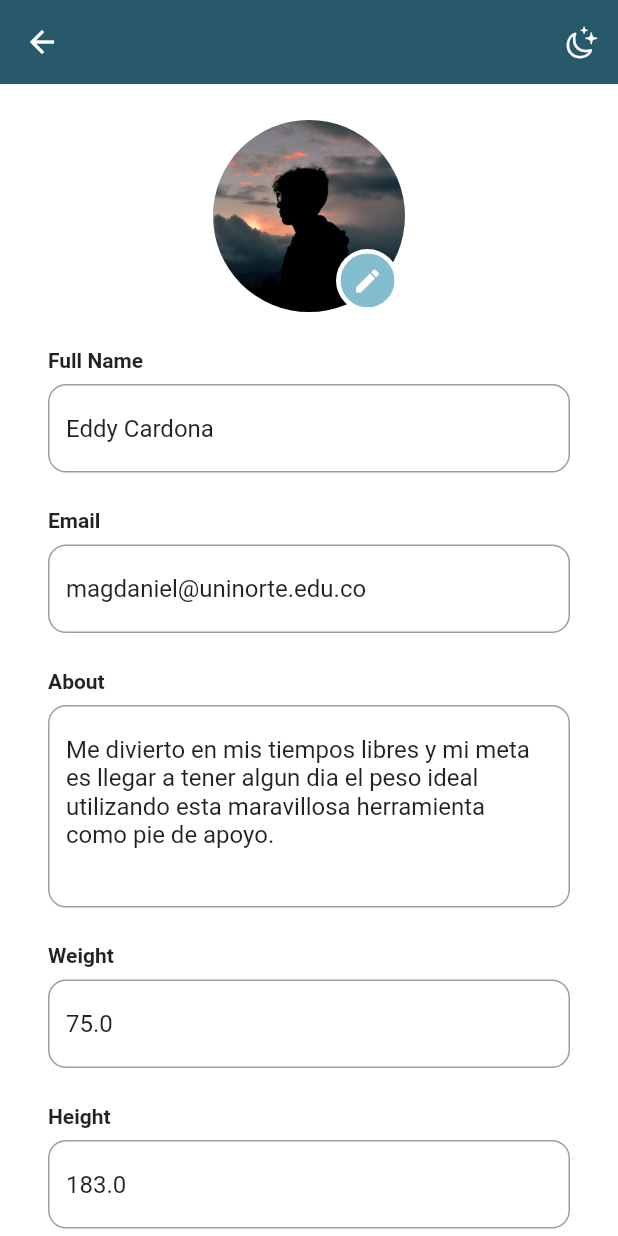
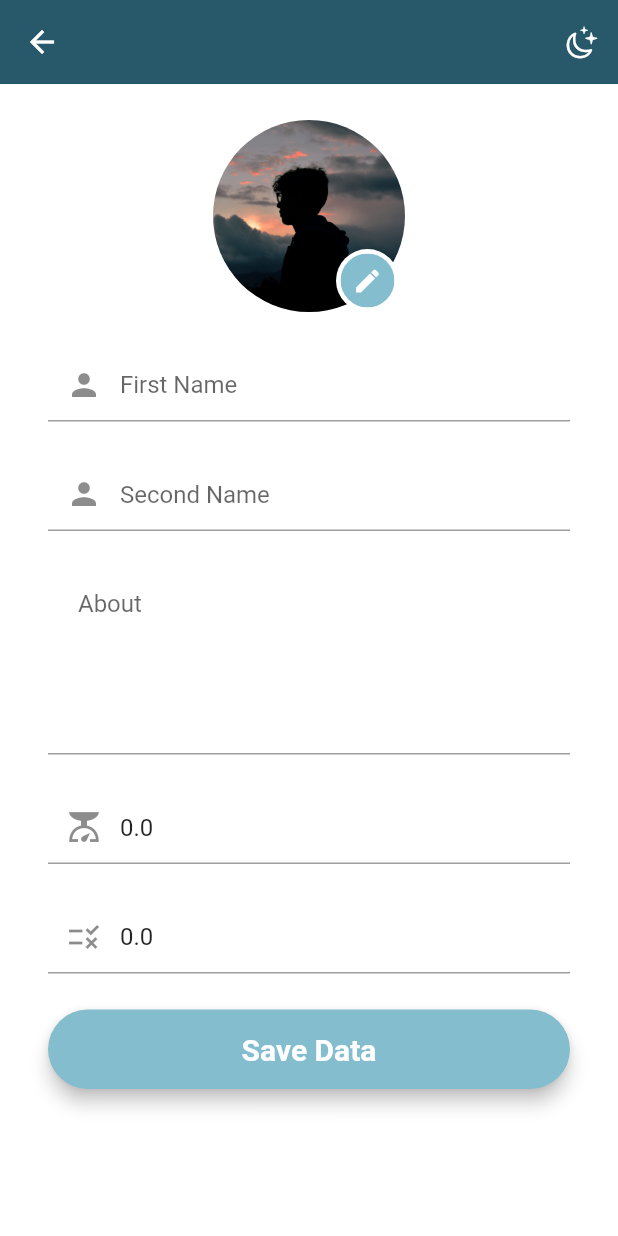
Before and after one commit to magdaniele/DIABETES_ASSISTANT, a Flutter app: the EditUserProfile screen opened directly, on a phone screen of 412 x 824 dp. Run offline on Flutter 3.47's test engine with Material 2 defaults, Android fonts, the phone set to English and light mode, and no system bars; our stand-ins replace animated_theme_switcher, charts_flutter, cloud_firestore, dotted_border, faker, firebase_auth and 7 more; accounts and stored records are empty.

Commit message:
Feat: :sparkles: Get user data from Firebase Firestore

```diff
--- a/lib/pages/signUp.dart
+++ b/lib/pages/signUp.dart
@@ -183,8 +183,7 @@ class _RegistrationState extends State<Registration> {
         }
       },
     );
-    final genderField = Column(
-      children: [
+    final genderField = Column(children: [
       ListTile(
         title: Text("Male"),
         leading: Radio(
--- a/lib/privatePages/calculator.dart
+++ b/lib/privatePages/calculator.dart
@@ -3,7 +3,7 @@ import 'package:animated_theme_switcher/animated_theme_switcher.dart';
 import 'package:diabetes_assistant/utils/foodData.dart';
 //import 'package:diabetes_assistant/model/user.dart';
 //import 'package:diabetes_assistant/themes.dart';
-import 'package:diabetes_assistant/utils/userPreferences.dart';
+//import 'package:diabetes_assistant/utils/userPreferences.dart';
 import 'package:diabetes_assistant/widget/navigationDrawer.dart';
 import 'package:flutter/cupertino.dart';
 import 'package:flutter/material.dart';
@@ -19,7 +19,6 @@ class Calculator extends StatefulWidget {
 
 class _CalculatorState extends State {
   final rand = Random();
-  final user = userPreferences.myUser;
   final icon = CupertinoIcons.moon_stars;
   final caloriesMax = 2800;
   final carbohydratesMax = 350;
--- a/lib/privatePages/editUserProfile.dart
+++ b/lib/privatePages/editUserProfile.dart
@@ -3,9 +3,9 @@ import 'package:animated_theme_switcher/animated_theme_switcher.dart';
 import 'package:diabetes_assistant/utils/userPreferences.dart';
 import 'package:diabetes_assistant/widget/buildAppBar.dart';
 import 'package:diabetes_assistant/widget/profileWidget.dart';
-import 'package:diabetes_assistant/widget/textFieldWidget.dart';
 import 'package:flutter/material.dart';
 import 'package:image_picker/image_picker.dart';
+import 'package:provider/provider.dart';
 
 import '../model/user.dart';
 
@@ -15,13 +15,132 @@ class EditUserProfile extends StatefulWidget {
 }
 
 class _EditUserProfileState extends State<EditUserProfile> {
-  UserModel user = userPreferences.myUser;
   late PickedFile _imageFile;
   final ImagePicker _picker = ImagePicker();
+  late TextEditingController firstNameController;
+  late TextEditingController secondNameController;
+  late TextEditingController aboutController;
+  late TextEditingController weightController;
+  late TextEditingController heightController;
   bool _load = false;
 
   @override
   Widget build(BuildContext context) {
+    UserModel user = Provider.of<UserPreferences>(context, listen: false).user!;
+    firstNameController = TextEditingController(text: user.firstName);
+    secondNameController = TextEditingController(text: user.secondName);
+    aboutController = TextEditingController(text: user.about);
+    weightController = TextEditingController(text: user.weight.toString());
+    heightController = TextEditingController(text: user.height.toString());
+
+    final firstNameField = TextFormField(
+      autofocus: false,
+      controller: firstNameController,
+      keyboardType: TextInputType.name,
+      validator: (value) {
+        if (value!.isEmpty) {
+          return ("First name cannot be empty");
+        }
+        if (!RegExp(r'^.{3,}').hasMatch(value)) {
+          return ("Please enter a valid Name(Min. 3 Character");
+        }
+        return null;
+      },
+      onSaved: (value) {
+        firstNameController.text = value!;
+      },
+      textInputAction: TextInputAction.next,
+      decoration: InputDecoration(
+        prefixIcon: Icon(Icons.person),
+        contentPadding: EdgeInsets.fromLTRB(20, 15, 20, 15),
+        hintText: 'First Name',
+      ),
+    );
+
+    final secondNameField = TextFormField(
+      autofocus: false,
+      controller: secondNameController,
+      keyboardType: TextInputType.name,
+      validator: (value) {
+        if (value!.isEmpty) {
+          return ("Second name cannot be empty");
+        }
+        return null;
+      },
+      onSaved: (value) {
+        secondNameController.text = value!;
+      },
+      textInputAction: TextInputAction.next,
+      decoration: InputDecoration(
+        prefixIcon: Icon(Icons.person),
+        contentPadding: EdgeInsets.fromLTRB(20, 15, 20, 15),
+        hintText: 'Second Name',
+      ),
+    );
+
+    final heightField = TextFormField(
+      autofocus: false,
+      controller: heightController,
+      keyboardType: TextInputType.number,
+      validator: (value) {
+        if (value!.isEmpty) {
+          return ("Please Enter Your Height");
+        }
+        if (!RegExp("^[0-9]+(.[0-9]+)?").hasMatch(value)) {
+          return ("Please Enter a valid height");
+        }
+        return null;
+      },
+      onSaved: (value) {
+        heightController.text = value!;
+      },
+      textInputAction: TextInputAction.next,
+      decoration: InputDecoration(
+        prefixIcon: Icon(Icons.rule),
+        contentPadding: EdgeInsets.fromLTRB(20, 15, 20, 15),
+        hintText: 'Height',
+      ),
+    );
+
+    final weightField = TextFormField(
+      autofocus: false,
+      controller: weightController,
+      keyboardType: TextInputType.number,
+      validator: (value) {
+        if (value!.isEmpty) {
+          return ("Please Enter Your Weight");
+        }
+        if (!RegExp("^[0-9]+(.[0-9]+)?").hasMatch(value)) {
+          return ("Please Enter a valid weight");
+        }
+        return null;
+      },
+      onSaved: (value) {
+        weightController.text = value!;
+      },
+      textInputAction: TextInputAction.next,
+      decoration: InputDecoration(
+        prefixIcon: Icon(Icons.scale),
+        contentPadding: EdgeInsets.fromLTRB(20, 15, 20, 15),
+        hintText: 'Weight',
+      ),
+    );
+
+    final aboutField = TextFormField(
+      autofocus: false,
+      controller: aboutController,
+      keyboardType: TextInputType.text,
+      onSaved: (value) {
+        aboutController.text = value!;
+      },
+      textInputAction: TextInputAction.next,
+      maxLines: 5,
+      decoration: InputDecoration(
+        contentPadding: EdgeInsets.fromLTRB(20, 15, 20, 15),
+        hintText: 'About',
+      ),
+    );
+
     final updateUser = Material(
       elevation: 5,
       borderRadius: BorderRadius.circular(30),
@@ -29,7 +148,16 @@ class _EditUserProfileState extends State<EditUserProfile> {
       child: MaterialButton(
         padding: EdgeInsets.fromLTRB(50, 15, 50, 15),
         minWidth: MediaQuery.of(context).size.width,
-        onPressed: () {},
+        onPressed: () {
+          Provider.of<UserPreferences>(context, listen: false).updateUser({
+            "firstName": firstNameController.text,
+            "secondName": secondNameController.text,
+            "about": aboutController.text,
+            "weight": double.parse(weightController.text),
+            "height": double.parse(heightController.text),
+          });
+          Navigator.of(context).pop();
+        },
         child: Text(
           'Save Data',
           textAlign: TextAlign.center,
@@ -46,61 +174,30 @@ class _EditUserProfileState extends State<EditUserProfile> {
             padding: EdgeInsets.symmetric(horizontal: 32),
             physics: BouncingScrollPhysics(),
             children: [
-              const SizedBox(
-                        height: 24,
-                      ),
-              imageProfile(),
-              const SizedBox(
-                height: 24,
-              ),
-              TextFieldWidget(
-                label: 'Full Name',
-                text: user.firstName!+' '+user.secondName!,
-                onChanged: (name) {},
-              ),
-              const SizedBox(
-                height: 24,
-              ),
-              TextFieldWidget(
-                label: 'Email',
-                text: user.email!,
-                onChanged: (email) {},
-              ),
-              const SizedBox(
-                height: 24,
-              ),
-              TextFieldWidget(
-                label: 'About',
-                text: user.about!,
-                maxLines: 5,
-                onChanged: (about) {},
-              ),
-              const SizedBox(
-                height: 24,
-              ),
-              TextFieldWidget(
-                label: 'Weight',
-                text: user.weight.toString(),
-                onChanged: (weight) {},
-              ),
-              const SizedBox(
-                height: 24,
-              ),
-              TextFieldWidget(
-                label: 'Height',
-                text: user.height.toString(),
-                onChanged: (height) {},
-              ),
-              const SizedBox(
-                height: 24,
-              ),
+              const SizedBox(height: 24),
+              imageProfile(user.imagePath! == ''
+                  ? 'assets/defaultProfileImg.jpg'
+                  : user.imagePath!),
+              const SizedBox(height: 24),
+              firstNameField,
+              const SizedBox(height: 24),
+              secondNameField,
+              const SizedBox(height: 24),
+              aboutField,
+              const SizedBox(height: 24),
+              weightField,
+              const SizedBox(height: 24),
+              heightField,
+              const SizedBox(height: 24),
               updateUser,
             ],
           ),
         ),
-      ));
+      ),
+    );
   }
-  Widget bottomSheet(){
+
+  Widget bottomSheet() {
     return Container(
       height: 100,
       width: MediaQuery.of(context).size.width,
@@ -110,63 +207,65 @@ class _EditUserProfileState extends State<EditUserProfile> {
       ),
       child: Column(
         children: <Widget>[
-          Text('Choose Profile Picture',
-          style: TextStyle(fontSize: 20.0),),
-          SizedBox(height: 20,),
+          Text(
+            'Choose Profile Picture',
+            style: TextStyle(fontSize: 20.0),
+          ),
+          SizedBox(
+            height: 20,
+          ),
           Row(
             crossAxisAlignment: CrossAxisAlignment.center,
             children: <Widget>[
               ElevatedButton.icon(
-                onPressed: (){
+                  onPressed: () {
                     takePicture(ImageSource.camera);
                   },
                   icon: Icon(Icons.camera),
                   label: Text('Camera')),
               ElevatedButton.icon(
-                onPressed: (){
+                  onPressed: () {
                     takePicture(ImageSource.gallery);
                   },
                   icon: Icon(Icons.image),
                   label: Text('Gallery')),
-
             ],
           )
         ],
       ),
     );
   }
+
   void takePicture(ImageSource source) async {
-  final pickedFile = await _picker.getImage(source: source,);
+    final pickedFile = await _picker.getImage(
+      source: source,
+    );
     setState(() {
       _imageFile = pickedFile!;
       _load = true;
     });
   }
-  Widget imageProfile(){
+
+  Widget imageProfile(imagePath) {
     return Container(
-      child: _load ==true?
-        ProfileWidget(
-                        imagePath: user.imagePath!,
+        child: _load
+            ? ProfileWidget(
+                imagePath: imagePath,
                 onClicked: () async {
                   showModalBottomSheet(
-                      context: context,
-                      builder: ((builder)=>bottomSheet()));
-
+                      context: context, builder: ((builder) => bottomSheet()));
                 },
                 isPath: true,
-                        fileImage: _imageFile.path,)
-                        :
-    ProfileWidget(
-                        imagePath: user.imagePath!,
+                fileImage: _imageFile.path,
+              )
+            : ProfileWidget(
+                imagePath: imagePath,
                 onClicked: () async {
                   showModalBottomSheet(
-                      context: context,
-                      builder: ((builder)=>bottomSheet()));
-
+                      context: context, builder: ((builder) => bottomSheet()));
                 },
                 isPath: false,
-    ),
-    );
+              ));
   }
 
   Widget buildEditButton(Color color) => buildCircle(
@@ -176,7 +275,7 @@ void takePicture(ImageSource source) async {
         color: const Color(0xFF84BDCE),
         all: 8,
         child: Icon(
-        Icons.edit ,
+          Icons.edit,
           color: Colors.white,
           size: 20,
         ),
--- a/lib/utils/userPreferences.dart
+++ b/lib/utils/userPreferences.dart
@@ -1,19 +1,31 @@
 // ignore_for_file: constant_identifier_names, camel_case_types, file_names
 
+import 'package:cloud_firestore/cloud_firestore.dart';
+import 'package:firebase_auth/firebase_auth.dart';
 import 'package:diabetes_assistant/model/user.dart';
+import 'package:flutter/cupertino.dart';
 
-class userPreferences {
-  static UserModel myUser = UserModel(
-    uid: '',
-    firstName:'Eddy',
-    secondName:'Cardona',
-    email:'magdaniel@uninorte.edu.co',
-    imagePath:'assets/defaultProfileImg.jpg',
-    about:'Me divierto en mis tiempos libres y mi meta es llegar a tener algun dia el peso ideal utilizando esta maravillosa herramienta como pie de apoyo.',
-    birthday: '2000-07-01',
-    height: 183,
-    weight: 75,
-    gender: 'Hombre',
-    isDarkMode:false,
-  );
+class UserPreferences extends ChangeNotifier {
+  final _firestore = FirebaseFirestore.instance;
+  final _auth = FirebaseAuth.instance;
+  UserModel? _user;
+  UserModel? get user => _user;
+
+  void getUserData(User authUser) {
+    _firestore.collection('users').doc(authUser.uid).get().then((snapshot) {
+      _user = UserModel.fromMap(snapshot.data());
+      notifyListeners();
+    });
+  }
+
+  updateUser(Map<String, Object> changes) {
+    User? _authUser = _auth.currentUser;
+    if (_authUser != null) {
+      _firestore
+          .collection('users')
+          .doc(_authUser.uid)
+          .update(changes)
+          .then((value) => getUserData(_authUser));
+    }
+  }
 }
--- a/pubspec.yaml
+++ b/pubspec.yaml
@@ -52,6 +52,7 @@ dependencies:
   fluttertoast: ^8.0.9
   firebase_auth: ^3.3.19
   cloud_firestore: ^3.1.17
+  provider: ^6.0.3
 
 dev_dependencies:
   flutter_test:
```
Also changed, not shown: lib/main.dart (+12 -8 lines), lib/pages/login.dart (+34 -18 lines), lib/privatePages/home.dart (+8 -4 lines), lib/privatePages/profile.dart (+16 -13 lines), lib/widget/navigationDrawer.dart (+15 -8 lines), lib/widget/numbersWidget.dart (+24 -4 lines), pubspec.lock. Lines whose indentation alone changed are shown as unchanged.
